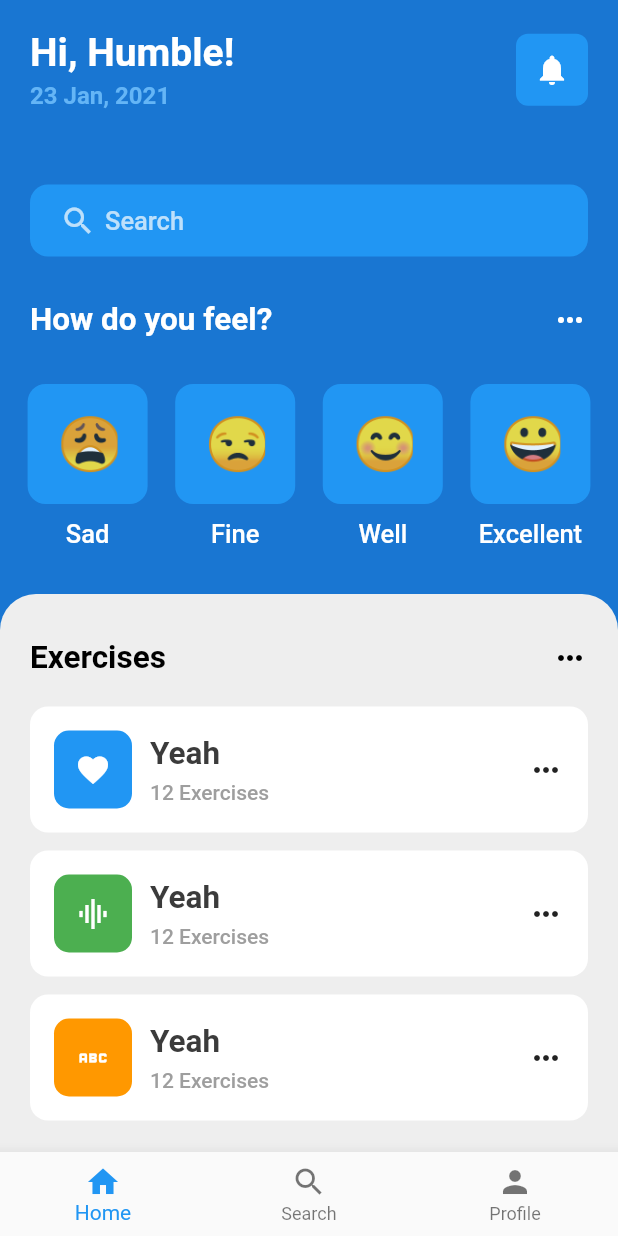
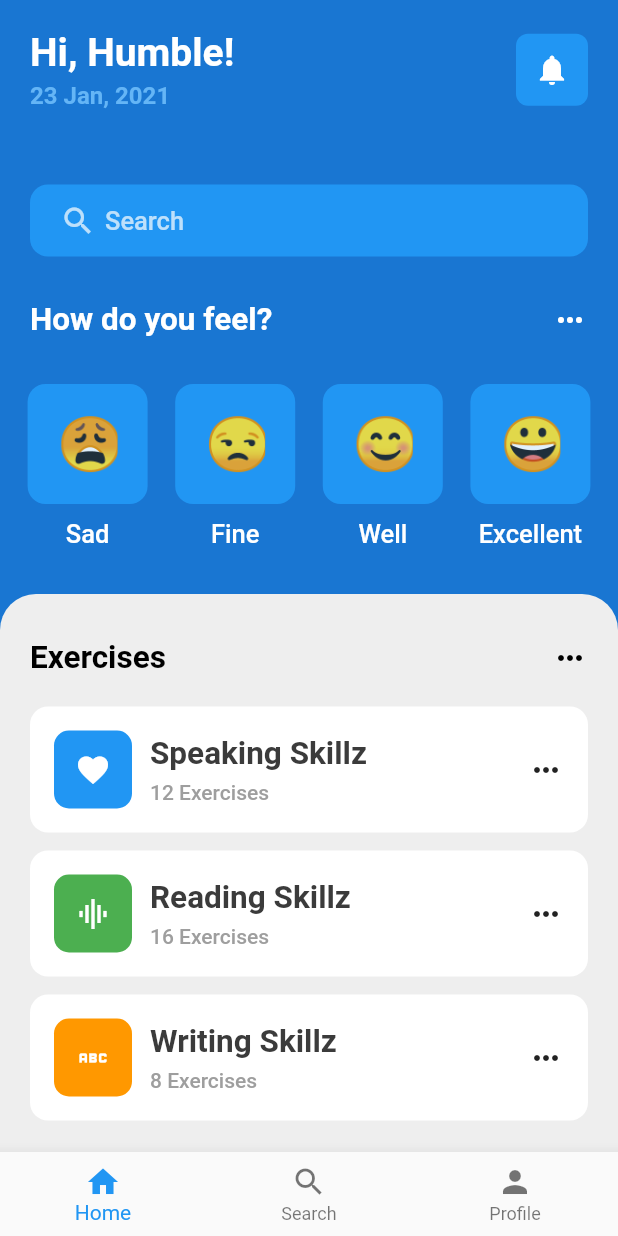
Before and after one commit to HumbleGh/eatsy, a Flutter app: the screen it shows after launch, after a tap on "Log in", on a phone screen of 412 x 824 dp. Run offline on Flutter 3.47's test engine with Material 2 defaults, Android fonts, the phone set to English and light mode, and no system bars; our stand-ins replace gap, get.

Commit message:
Minor Changes

```diff
--- a/lib/screens/welcome_screen.dart
+++ b/lib/screens/welcome_screen.dart
@@ -128,22 +128,22 @@ class _WelcomeScreenState extends State<WelcomeScreen> {
                         shrinkWrap: true, // Add this line
                         children: [
                           const ExerciseTile(
-                            title: 'Yeah',
+                            title: 'Speaking Skillz',
                             exercise: 12,
                             color: Colors.blue,
                             icon: Icons.favorite,
                           ),
                           Gap(AppLayout.getHeight(12)),
                           const ExerciseTile(
-                            title: 'Yeah',
-                            exercise: 12,
+                            title: 'Reading Skillz',
+                            exercise: 16,
                             color: Colors.green,
                             icon: Icons.graphic_eq,
                           ),
                           Gap(AppLayout.getHeight(12)),
                           const ExerciseTile(
-                            title: 'Yeah',
-                            exercise: 12,
+                            title: 'Writing Skillz',
+                            exercise: 8,
                             color: Colors.orange,
                             icon: Icons.abc,
                           ),
```
